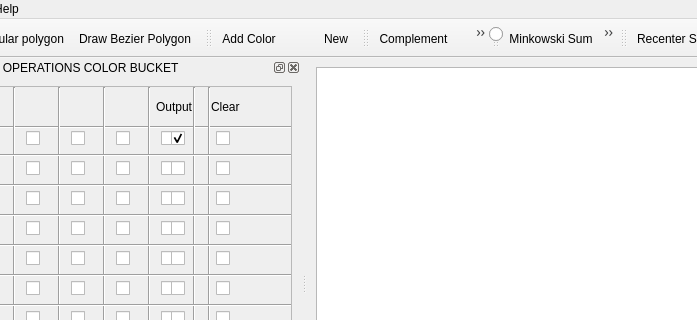
This is Boolean_set_operations_2/demo/Boolean_set_operations_2/UiFiles/Boolean_set_operations_2.ui in CGAL/cgal as Qt 5 draws it before an edit; both pictures show x 199 to 896 and y 0 to 320 of the 1124 by 664 pixel window. The edited form follows.
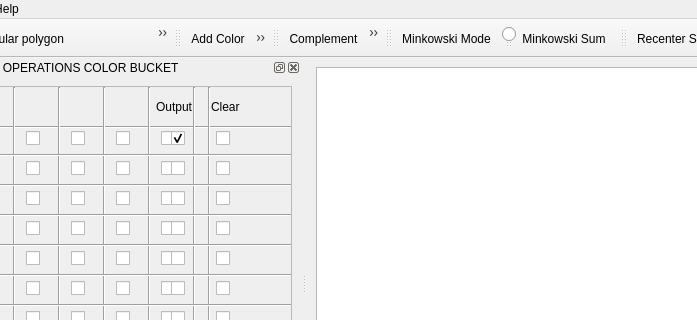
This is the edited form. Icons and pictures are not drawn.

Commit message:
improvization in mink_sum
Minkowski sum operation a few isolation changes

What changed in the file:
```diff
--- a/Boolean_set_operations_2/demo/Boolean_set_operations_2/UiFiles/Boolean_set_operations_2.ui
+++ b/Boolean_set_operations_2/demo/Boolean_set_operations_2/UiFiles/Boolean_set_operations_2.ui
@@ -155,6 +155,18 @@
    <addaction name="actionDifference"/>
    <addaction name="actionSymmetric_Difference"/>
   </widget>
+  <widget class="QToolBar" name="minkToolBarDummy" >
+   <property name="windowTitle" >
+    <string>Operation Tools</string>
+   </property>
+   <attribute name="toolBarArea" >
+    <enum>TopToolBarArea</enum>
+   </attribute>
+   <attribute name="toolBarBreak" >
+    <bool>false</bool>
+   </attribute>
+   <addaction name="Minkowksi_Sum"/>
+  </widget>
   <widget class="QToolBar" name="minkToolBar" >
    <property name="windowTitle" >
     <string>Operation Tools</string>
@@ -198,7 +210,6 @@
     </property>
    </widget>
    <addaction name="actionMinkowski_Sum" />
-   <addaction name="Minkowksi_Sum"/>
   </widget>
   <widget class="QToolBar" name="viewToolBar" >
    <property name="windowTitle" >
```
Left out of the diff: 5 changed lines with no effect on the pictures. The commit also changes 1 other file.
